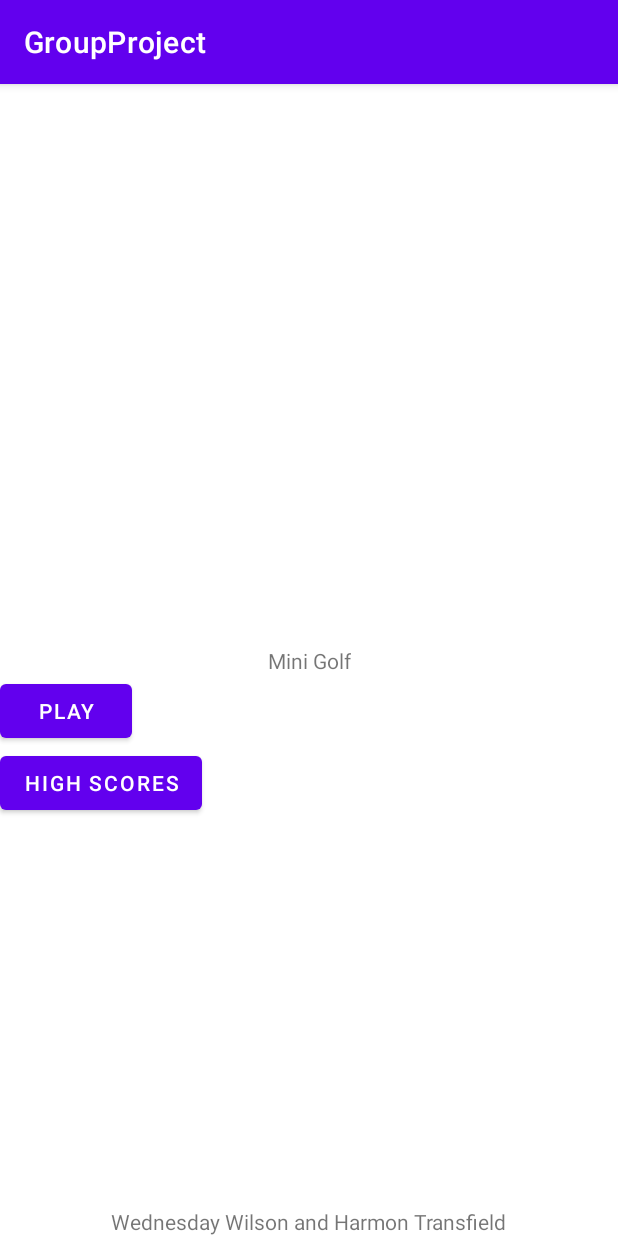
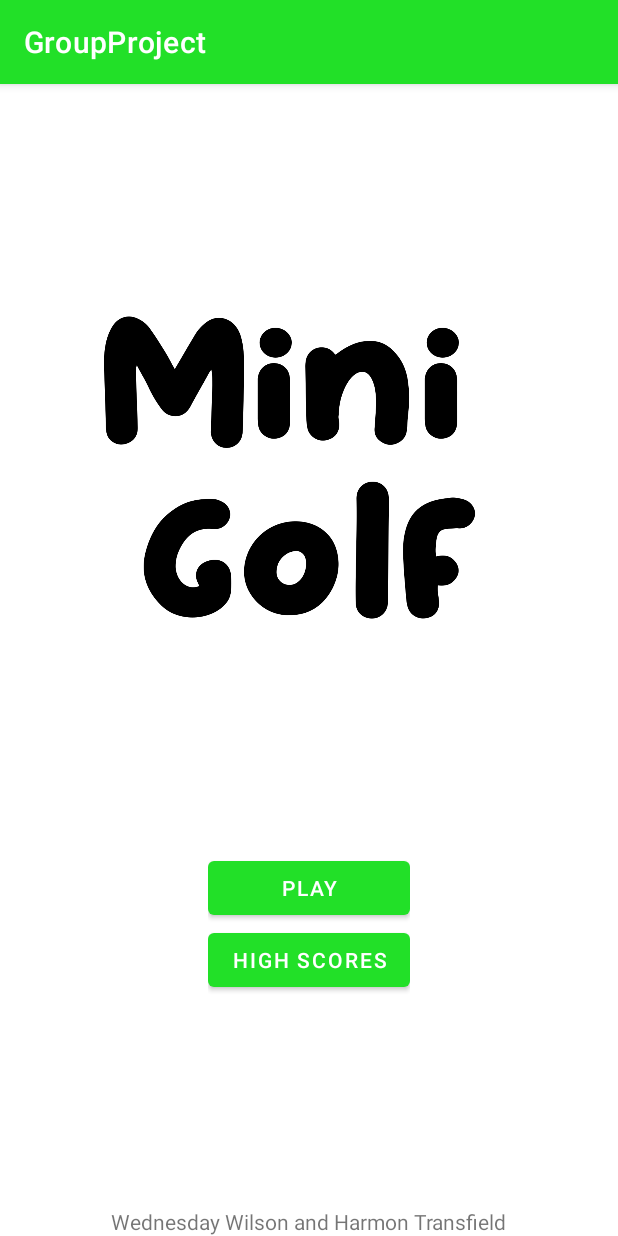
Before and after one commit to HK-Transfield/Android-Minigolf, an Android app: the screen it shows after launch (MainActivity), on a phone screen of 412 x 824 dp. Run offline under Robolectric (Android 15) with nearby library versions, the phone set to English and light mode, and no system bars.

Commit message:
feat: Set colour of buttons to green
Since the theme of this game is Mini golf, I have decided to
make the UI green. Though, this is subject to change.

```diff
--- a/app/src/main/res/layout/activity_main.xml
+++ b/app/src/main/res/layout/activity_main.xml
@@ -6,46 +6,67 @@
     android:layout_height="match_parent"
     tools:context=".MainActivity">
 
-    <TextView
-        android:id="@+id/game_title"
+    <androidx.constraintlayout.widget.ConstraintLayout
+        android:id="@+id/title_container"
+        android:layout_width="match_parent"
+        android:layout_height="wrap_content"
+        app:layout_constraintLeft_toLeftOf="parent"
+        app:layout_constraintTop_toTopOf="parent"
+        app:layout_constraintBottom_toTopOf="@+id/button_container">
+
+        <ImageView
+            android:id="@+id/game_title"
+            android:layout_width="wrap_content"
+            android:layout_height="0dp"
+            android:adjustViewBounds="true"
+            android:contentDescription="@string/game_title"
+            app:layout_constraintVertical_weight="1"
+            android:scaleType="centerCrop"
+            android:src="@drawable/title"
+            app:layout_constraintLeft_toLeftOf="parent"
+            app:layout_constraintRight_toRightOf="parent"
+            app:layout_constraintTop_toTopOf="parent"/>
+    </androidx.constraintlayout.widget.ConstraintLayout>
+
+    <androidx.constraintlayout.widget.ConstraintLayout
+        android:id="@+id/button_container"
         android:layout_width="wrap_content"
         android:layout_height="wrap_content"
-        android:text="@string/game_title"
-        app:layout_constraintBottom_toBottomOf="parent"
-        app:layout_constraintLeft_toLeftOf="parent"
-        app:layout_constraintRight_toRightOf="parent"
-        app:layout_constraintTop_toTopOf="parent"/>
+        app:layout_constraintTop_toBottomOf="@id/title_container"
+        app:layout_constraintBottom_toTopOf="@id/developers"
+        app:layout_constraintStart_toStartOf="parent"
+        app:layout_constraintEnd_toEndOf="parent">
 
-    <LinearLayout
-        android:id="@+id/button_container"
-        app:layout_constraintLeft_toLeftOf="parent"
-        app:layout_constraintTop_toBottomOf="@id/game_title"
-        android:layout_width="match_parent"
-        android:layout_height="wrap_content"
-        android:orientation="vertical">
         <Button
             android:id="@+id/button_start"
+            android:layout_width="0dp"
             android:layout_height="wrap_content"
-            android:layout_width="wrap_content"
+            app:layout_constraintVertical_weight="1"
+            app:layout_constraintHorizontal_weight="1"
             android:text="@string/str_btn_start"
-            android:layout_weight="1"
-            android:gravity="center"/>
+            app:layout_constraintStart_toStartOf="parent"
+            app:layout_constraintEnd_toEndOf="parent"
+            app:layout_constraintTop_toTopOf="parent" />
 
         <Button
             android:id="@+id/button_high_scores"
+            android:layout_width="0dp"
             android:layout_height="wrap_content"
-            android:layout_width="wrap_content"
+            app:layout_constraintVertical_weight="1"
+            app:layout_constraintHorizontal_weight="1"
             android:text="@string/str_btn_high_score"
-            android:layout_weight="1"
-            android:gravity="center"/>
-    </LinearLayout>
+            app:layout_constraintTop_toBottomOf="@id/button_start"
+            app:layout_constraintRight_toRightOf="parent"/>
+    </androidx.constraintlayout.widget.ConstraintLayout>
 
     <TextView
+        android:id="@+id/developers"
+        app:layout_constraintVertical_weight="1"
         android:layout_width="wrap_content"
         android:layout_height="wrap_content"
         android:text="@string/developers"
+
         app:layout_constraintBottom_toBottomOf="parent"
         app:layout_constraintLeft_toLeftOf="parent"
         app:layout_constraintRight_toRightOf="parent"/>
-
 </androidx.constraintlayout.widget.ConstraintLayout>
--- a/app/src/main/res/values/colors.xml
+++ b/app/src/main/res/values/colors.xml
@@ -1,5 +1,6 @@
 <?xml version="1.0" encoding="utf-8"?>
 <resources>
+    <color name="green">#22e028</color>
     <color name="purple_200">#FFBB86FC</color>
     <color name="purple_500">#FF6200EE</color>
     <color name="purple_700">#FF3700B3</color>
--- a/app/src/main/res/values/themes.xml
+++ b/app/src/main/res/values/themes.xml
@@ -2,7 +2,7 @@
     <!-- Base application theme. -->
     <style name="Theme.GroupProject" parent="Theme.MaterialComponents.DayNight.DarkActionBar">
         <!-- Primary brand color. -->
-        <item name="colorPrimary">@color/purple_500</item>
+        <item name="colorPrimary">@color/green</item>
         <item name="colorPrimaryVariant">@color/purple_700</item>
         <item name="colorOnPrimary">@color/white</item>
         <!-- Secondary brand color. -->
```
